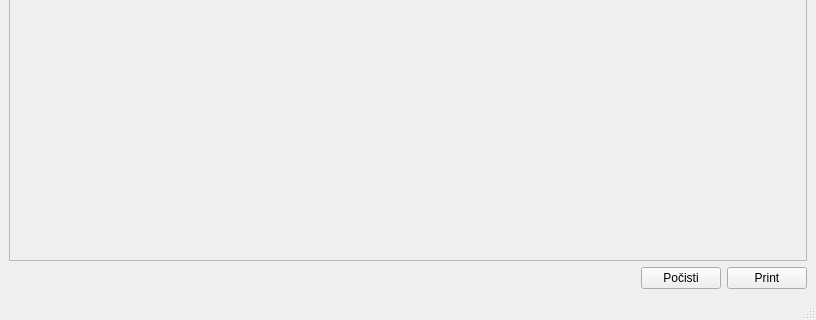
Before: the Qt Designer form glavnookno.ui in bubi-luka/BubiRacun, drawn with Qt 5; both pictures show x 0 to 816 and y 362 to 682 of the 816 by 682 pixel window.
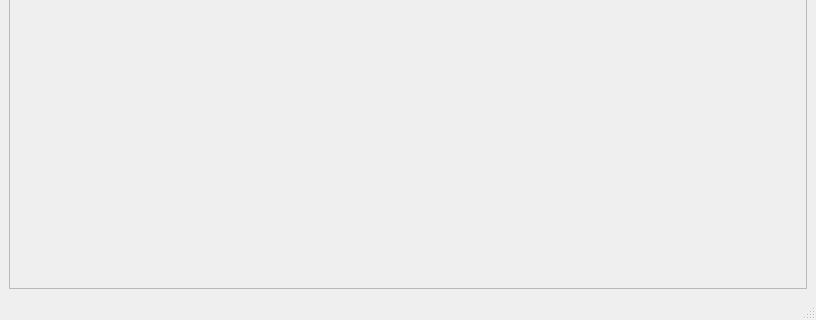
After: the same form once the commit is applied.

Diff of the .ui file:
```diff
--- a/glavnookno.ui
+++ b/glavnookno.ui
@@ -98,37 +98,6 @@
       </item>
      </layout>
     </item>
-    <item row="2" column="0">
-     <layout class="QHBoxLayout" name="horizontalLayout_2">
-      <item>
-       <spacer name="horizontalSpacer_2">
-        <property name="orientation">
-         <enum>Qt::Horizontal</enum>
-        </property>
-        <property name="sizeHint" stdset="0">
-         <size>
-          <width>40</width>
-          <height>20</height>
-         </size>
-        </property>
-       </spacer>
-      </item>
-      <item>
-       <widget class="QPushButton" name="btn_clear">
-        <property name="text">
-         <string>Počisti</string>
-        </property>
-       </widget>
-      </item>
-      <item>
-       <widget class="QPushButton" name="btn_print">
-        <property name="text">
-         <string>Print</string>
-        </property>
-       </widget>
-      </item>
-     </layout>
-    </item>
     <item row="1" column="0">
      <widget class="QScrollArea" name="scrollArea">
       <property name="widgetResizable">
@@ -140,7 +109,7 @@
          <x>0</x>
          <y>0</y>
          <width>796</width>
-         <height>541</height>
+         <height>577</height>
         </rect>
        </property>
       </widget>
```
